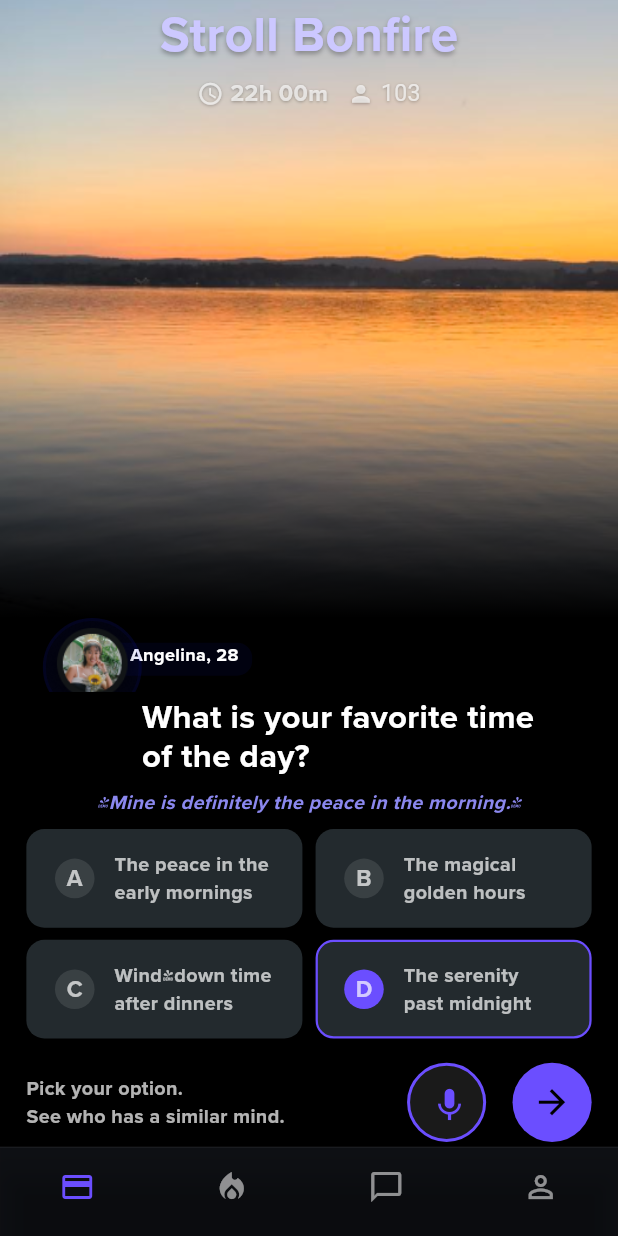
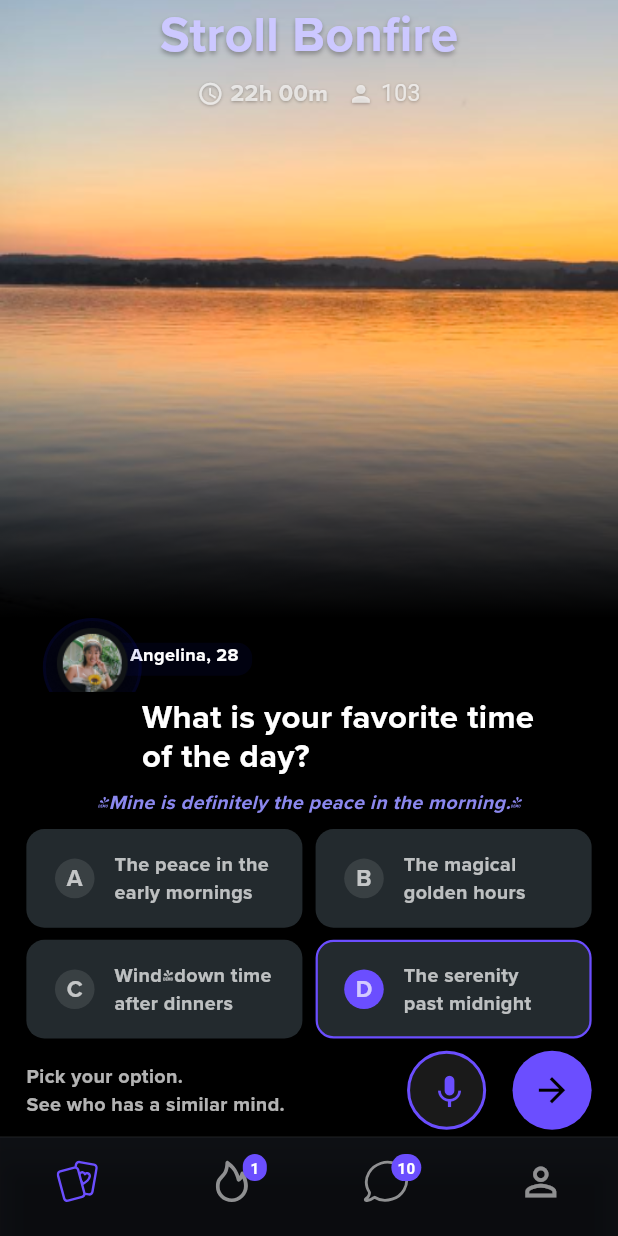
Before and after one commit to trick4u/stroll, a Flutter app: the screen it shows after launch, on a phone screen of 412 x 824 dp. Run offline on Flutter 3.47's test engine with Material 3 defaults, Android fonts, the phone set to English and light mode, and no system bars; our stand-ins replace flutter_svg, get.

Commit message:
bottomBarAssetUpdate

```diff
--- a/lib/controller/navigation_controller.dart
+++ b/lib/controller/navigation_controller.dart
@@ -1,9 +1,6 @@
-
-
 import 'package:flutter/material.dart';
 import 'package:get/get.dart';
 
-import '../pages/home_page.dart';
 import '../pages/main_page.dart';
 
 class NavigationController extends GetxController {
@@ -11,20 +8,39 @@
 
   int get selectedIndex => _selectedIndex.value;
 
+  //made up function to simulate notification count
+  final RxMap<int, int> _notificationCounts = <int, int>{
+    1: 1,
+    2: 10,
+  }.obs;
+
+  int? getNotificationCount(int index) => _notificationCounts[index];
+
   void changeIndex(int index) {
     _selectedIndex.value = index;
   }
 
-    Widget buildBody(BuildContext context) {
+  void updateNotificationCount(int tabIndex, int count) {
+    if (count > 0) {
+      _notificationCounts[tabIndex] = count;
+    } else {
+      _notificationCounts.remove(tabIndex);
+    }
+  }
+
+  Widget buildBody(BuildContext context) {
     switch (selectedIndex) {
       case 0:
         return HomeScreen();
       case 1:
-        return const Center(child: Text('Trending', style: TextStyle(color: Colors.white)));
+        return const Center(
+            child: Text('Trending', style: TextStyle(color: Colors.white)));
       case 2:
-        return const Center(child: Text('Chat', style: TextStyle(color: Colors.white)));
+        return const Center(
+            child: Text('Chat', style: TextStyle(color: Colors.white)));
       case 3:
-        return const Center(child: Text('Profile', style: TextStyle(color: Colors.white)));
+        return const Center(
+            child: Text('Profile', style: TextStyle(color: Colors.white)));
       default:
         return HomeScreen();
     }
--- a/lib/pages/home_page.dart
+++ b/lib/pages/home_page.dart
@@ -2,11 +2,10 @@
 import 'package:get/get.dart';
 
 import '../controller/navigation_controller.dart';
-import '../services/colors.dart';
+
 import '../services/scaling.dart';
-import '../widgets/options_grid.dart';
-import '../widgets/profile_image_box.dart';
-import '../widgets/title_box.dart';
+import '../widgets/custom_bottom_bar.dart';
+
 
 class HomePage extends GetView<NavigationController> {
   const HomePage({super.key});
@@ -22,121 +21,3 @@
     );
   }
 }
-
-
-
-class CustomBottomNavBar extends GetView<NavigationController> {
-  const CustomBottomNavBar({super.key});
-
-  @override
-  Widget build(BuildContext context) {
-    return Container(
-      decoration: BoxDecoration(
-        color: Color(0xFF0F1115),
-        border: Border(
-          top: BorderSide(
-            color: Colors.white.withOpacity(0.1),
-            width: 0.5,
-          ),
-        ),
-      ),
-      child: Obx(
-        () => BottomNavigationBar(
-          backgroundColor: Colors.transparent,
-          type: BottomNavigationBarType.fixed,
-          showSelectedLabels: false,
-          showUnselectedLabels: false,
-           currentIndex: controller.selectedIndex,
-          onTap: controller.changeIndex,
-          items: const [
-            BottomNavigationBarItem(
-              icon: Icon(Icons.credit_card),
-              label: '',
-            ),
-            BottomNavigationBarItem(
-              icon: Icon(Icons.local_fire_department),
-              label: '',
-            ),
-            BottomNavigationBarItem(
-              icon: Icon(Icons.chat_bubble_outline),
-              label: '',
-            ),
-            BottomNavigationBarItem(
-              icon: Icon(Icons.person_outline),
-              label: '',
-            ),
-          ],
-          selectedItemColor: Color(0xFF6B4EFF),
-          unselectedItemColor: Colors.white54,
-        ),
-      ),
-    );
-  }
-}
-
-class ActionButtons extends StatelessWidget {
-  const ActionButtons({super.key});
-
-  @override
-  Widget build(BuildContext context) {
-    return Row(
-      children: [
-        Column(
-          crossAxisAlignment: CrossAxisAlignment.start,
-          children: [
-            Text(
-              'Pick your option.',
-              style: TextStyle(
-                color: Colors.white70,
-                fontSize: ScaleUtil.fontSize(12),
-                fontFamily: 'ProximaNova',
-              ),
-            ),
-            Text(
-              'See who has a similar mind.',
-              style: TextStyle(
-                color: Colors.white70,
-                fontSize: ScaleUtil.fontSize(12),
-                fontFamily: 'ProximaNova',
-              ),
-            ),
-          ],
-        ),
-        Spacer(),
-        Container(
-          height: ScaleUtil.width(48),
-          width: ScaleUtil.width(48),
-          padding: EdgeInsets.all(ScaleUtil.width(12)),
-          decoration: BoxDecoration(
-            shape: BoxShape.circle,
-            color: Colors.white.withOpacity(0.1),
-            border: Border.all(
-              color: const Color(0xFF6B4EFF),
-              width: 2,
-            ),
-          ),
-          child: Icon(
-            Icons.mic,
-            color: const Color(0xFF6B4EFF),
-            size: ScaleUtil.scale(24),
-          ),
-        ),
-        SizedBox(width: ScaleUtil.width(16)),
-        Container(
-          height: ScaleUtil.width(48),
-          width: ScaleUtil.width(48),
-          padding: EdgeInsets.all(ScaleUtil.width(12)),
-          decoration: BoxDecoration(
-            shape: BoxShape.circle,
-            color: const Color(0xFF6B4EFF),
-          ),
-          child: Icon(
-            Icons.arrow_forward,
-            color: Colors.black,
-            size: ScaleUtil.scale(24),
-          ),
-        ),
-      ],
-    );
-  }
-}
--- a/lib/pages/main_page.dart
+++ b/lib/pages/main_page.dart
@@ -1,6 +1,7 @@
 import 'package:flutter/material.dart';
 
 import '../services/scaling.dart';
+import '../widgets/action_buttons.dart';
 import '../widgets/options_grid.dart';
 import '../widgets/profile_image_box.dart';
 import '../widgets/title_box.dart';
@@ -17,7 +18,7 @@
       children: [
         // Top Half - Image Section
         Container(
-          height: MediaQuery.of(context).size.height * 0.5, // Reduced further
+          height: MediaQuery.of(context).size.height * 0.5,
           width: double.infinity,
           child: Stack(
             children: [
--- /dev/null
+++ b/lib/widgets/action_buttons.dart
@@ -0,0 +1,73 @@
+
+
+
+import 'package:flutter/material.dart';
+
+import '../services/scaling.dart';
+
+class ActionButtons extends StatelessWidget {
+  const ActionButtons({super.key});
+
+  @override
+  Widget build(BuildContext context) {
+    return Row(
+      children: [
+        Column(
+          crossAxisAlignment: CrossAxisAlignment.start,
+          children: [
+            Text(
+              'Pick your option.',
+              style: TextStyle(
+                color: Colors.white70,
+                fontSize: ScaleUtil.fontSize(12),
+                fontFamily: 'ProximaNova',
+              ),
+            ),
+            Text(
+              'See who has a similar mind.',
+              style: TextStyle(
+                color: Colors.white70,
+                fontSize: ScaleUtil.fontSize(12),
+                fontFamily: 'ProximaNova',
+              ),
+            ),
+          ],
+        ),
+        Spacer(),
+        Container(
+          height: ScaleUtil.width(48),
+          width: ScaleUtil.width(48),
+          padding: EdgeInsets.all(ScaleUtil.width(12)),
+          decoration: BoxDecoration(
+            shape: BoxShape.circle,
+            color: Colors.white.withOpacity(0.1),
+            border: Border.all(
+              color: const Color(0xFF6B4EFF),
+              width: 2,
+            ),
+          ),
+          child: Icon(
+            Icons.mic,
+            color: const Color(0xFF6B4EFF),
+            size: ScaleUtil.scale(24),
+          ),
+        ),
+        SizedBox(width: ScaleUtil.width(16)),
+        Container(
+          height: ScaleUtil.width(48),
+          width: ScaleUtil.width(48),
+          padding: EdgeInsets.all(ScaleUtil.width(12)),
+          decoration: BoxDecoration(
+            shape: BoxShape.circle,
+            color: const Color(0xFF6B4EFF),
+          ),
+          child: Icon(
+            Icons.arrow_forward,
+            color: Colors.black,
+            size: ScaleUtil.scale(24),
+          ),
+        ),
+      ],
+    );
+  }
+}
--- /dev/null
+++ b/lib/widgets/custom_bottom_bar.dart
@@ -0,0 +1,130 @@
+import 'package:flutter/material.dart';
+import 'package:flutter_svg/flutter_svg.dart';
+import 'package:get/get.dart';
+import 'package:stroll/services/scaling.dart';
+
+import '../controller/navigation_controller.dart';
+
+class CustomBottomNavBar extends GetView<NavigationController> {
+  const CustomBottomNavBar({super.key});
+
+  Widget _buildIcon(Widget icon, int index) {
+    final count = controller.getNotificationCount(index);
+
+    return Stack(
+      clipBehavior: Clip.none,
+      children: [
+        icon,
+        if (count != null)
+          Positioned(
+            right: -8,
+            top: -4,
+            child: Container(
+              padding: const EdgeInsets.symmetric(horizontal: 4, vertical: 2),
+              decoration: BoxDecoration(
+                color: const Color(0xFF6B4EFF),
+                borderRadius: BorderRadius.circular(10),
+              ),
+              constraints: const BoxConstraints(
+                minWidth: 16,
+                minHeight: 16,
+              ),
+              child: Text(
+                count.toString(),
+                style: const TextStyle(
+                  color: Colors.white,
+                  fontSize: 10,
+                  fontWeight: FontWeight.bold,
+                ),
+                textAlign: TextAlign.center,
+              ),
+            ),
+          ),
+      ],
+    );
+  }
+
+  Widget _buildSvgIcon(String assetName, {Color? color}) {
+    return SvgPicture.asset(
+      'assets/$assetName',
+      height: ScaleUtil.height(28),
+      width: ScaleUtil.width(28),
+      colorFilter:
+          color != null ? ColorFilter.mode(color, BlendMode.srcIn) : null,
+    );
+  }
+
+  @override
+  Widget build(BuildContext context) {
+    return Container(
+      decoration: BoxDecoration(
+        color: const Color(0xFF0F1115),
+        border: Border(
+          top: BorderSide(
+            color: Colors.white.withOpacity(0.1),
+            width: 0.5,
+          ),
+        ),
+      ),
+      child: Obx(
+        () => BottomNavigationBar(
+          backgroundColor: Colors.transparent,
+          type: BottomNavigationBarType.fixed,
+          showSelectedLabels: false,
+          showUnselectedLabels: false,
+          currentIndex: controller.selectedIndex,
+          onTap: controller.changeIndex,
+          items: [
+            BottomNavigationBarItem(
+              icon: _buildIcon(
+                _buildSvgIcon(
+                  'home.svg',
+                  color: controller.selectedIndex == 0
+                      ? const Color(0xFF6B4EFF)
+                      : Colors.white54,
+                ),
+                0,
+              ),
+              label: '',
+            ),
+            BottomNavigationBarItem(
+              icon: _buildIcon(
+                _buildSvgIcon(
+                  'fire.svg',
+                  color: controller.selectedIndex == 1
+                      ? const Color(0xFF6B4EFF)
+                      : Colors.white54,
+                ),
+                1,
+              ),
+              label: '',
+            ),
+            BottomNavigationBarItem(
+              icon: _buildIcon(
+                _buildSvgIcon(
+                  'chat.svg',
+                  color: controller.selectedIndex == 2
+                      ? const Color(0xFF6B4EFF)
+                      : Colors.white54,
+                ),
+                2,
+              ),
+              label: '',
+            ),
+            BottomNavigationBarItem(
+              icon: _buildIcon(
+                  Icon(
+                    Icons.person_outline,
+                    size: ScaleUtil.scale(28),
+                  ),
+                  3),
+              label: '',
+            ),
+          ],
+          selectedItemColor: const Color(0xFF6B4EFF),
+          unselectedItemColor: Colors.white54,
+        ),
+      ),
+    );
+  }
+}
--- a/lib/widgets/options_grid.dart
+++ b/lib/widgets/options_grid.dart
@@ -36,7 +36,7 @@
   Widget build(BuildContext context) {
     return GridView.count(
       padding: EdgeInsets.only(
-          top: ScaleUtil.height(8), bottom: ScaleUtil.height(16)),
+          top: ScaleUtil.height(8), bottom: ScaleUtil.height(8)),
       shrinkWrap: true,
       physics: AlwaysScrollableScrollPhysics(),
       crossAxisCount: 2,
--- a/pubspec.yaml
+++ b/pubspec.yaml
@@ -38,6 +38,7 @@
   mockito: ^5.4.4
   test: ^1.25.7
   get: ^4.6.6
+  flutter_svg: ^2.0.17
 
 
 dev_dependencies:
@@ -66,6 +67,9 @@
   assets:
      - assets/sunset.png
      - assets/profile.png
+     - assets/chat.svg
+     - assets/fire.svg
+     - assets/home.svg
   #   - images/a_dot_ham.jpeg
 
   # An image asset can refer to one or more resolution-specific "variants", see
```
Also changed, not shown: assets/._chat.svg (added), assets/._fire.svg (added), assets/._home.svg (added), assets/chat.svg (added), assets/fire.svg (added), assets/home.svg (added), pubspec.lock.
